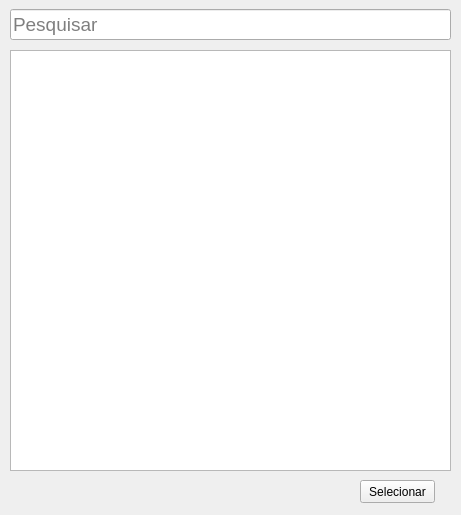
First picture: the form in frms/frm_pesquisarColabRegistro.ui, repository luissantananet/cadastro_colaborador, before the edit.
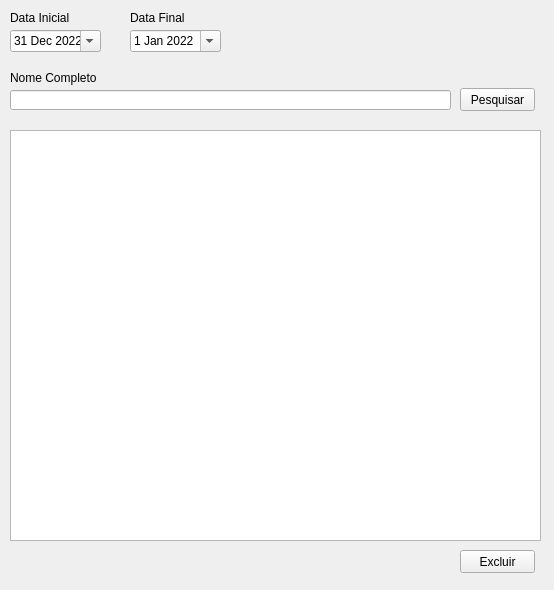
Second picture: the form after the edit.

Diff of the .ui file:
```diff
--- a/frms/frm_pesquisarColabRegistro.ui
+++ b/frms/frm_pesquisarColabRegistro.ui
@@ -1,72 +1,188 @@
 <?xml version="1.0" encoding="UTF-8"?>
 <ui version="4.0">
- <class>MainWindow</class>
- <widget class="QMainWindow" name="MainWindow">
+ <class>Form</class>
+ <widget class="QWidget" name="Form">
   <property name="geometry">
    <rect>
     <x>0</x>
     <y>0</y>
-    <width>461</width>
-    <height>515</height>
+    <width>554</width>
+    <height>590</height>
    </rect>
   </property>
   <property name="minimumSize">
    <size>
-    <width>461</width>
-    <height>515</height>
+    <width>554</width>
+    <height>590</height>
    </size>
   </property>
   <property name="maximumSize">
    <size>
-    <width>461</width>
-    <height>515</height>
+    <width>554</width>
+    <height>590</height>
    </size>
   </property>
   <property name="windowTitle">
+   <string>Registro por Colaborador</string>
+  </property>
+  <widget class="QLabel" name="label_7">
+   <property name="geometry">
+    <rect>
+     <x>10</x>
+     <y>70</y>
+     <width>91</width>
+     <height>16</height>
+    </rect>
+   </property>
+   <property name="text">
+    <string>Nome Completo</string>
+   </property>
+  </widget>
+  <widget class="QPushButton" name="btn_pesquisar">
+   <property name="geometry">
+    <rect>
+     <x>460</x>
+     <y>88</y>
+     <width>75</width>
+     <height>23</height>
+    </rect>
+   </property>
+   <property name="text">
    <string>Pesquisar</string>
   </property>
-  <widget class="QWidget" name="centralwidget">
-   <widget class="QLineEdit" name="edt_pesquisar">
+  </widget>
+  <widget class="QLineEdit" name="edt_nome">
     <property name="geometry">
      <rect>
       <x>10</x>
-      <y>9</y>
+     <y>90</y>
       <width>441</width>
-      <height>31</height>
-     </rect>
-    </property>
-    <property name="font">
-     <font>
-      <pointsize>14</pointsize>
-     </font>
-    </property>
-    <property name="placeholderText">
-     <string>Pesquisar</string>
-    </property>
-   </widget>
-   <widget class="QPushButton" name="btn_selecionar">
+     <height>20</height>
+    </rect>
+   </property>
+  </widget>
+  <widget class="QDateEdit" name="dateinicial">
+   <property name="geometry">
+    <rect>
+     <x>10</x>
+     <y>30</y>
+     <width>91</width>
+     <height>22</height>
+    </rect>
+   </property>
+   <property name="minimumSize">
+    <size>
+     <width>81</width>
+     <height>22</height>
+    </size>
+   </property>
+   <property name="dateTime">
+    <datetime>
+     <hour>21</hour>
+     <minute>0</minute>
+     <second>0</second>
+     <year>2022</year>
+     <month>12</month>
+     <day>31</day>
+    </datetime>
+   </property>
+   <property name="minimumDate">
+    <date>
+     <year>1998</year>
+     <month>12</month>
+     <day>31</day>
+    </date>
+   </property>
+   <property name="calendarPopup">
+    <bool>true</bool>
+   </property>
+   <property name="timeSpec">
+    <enum>Qt::TimeZone</enum>
+   </property>
+  </widget>
+  <widget class="QLabel" name="label">
     <property name="geometry">
      <rect>
-      <x>360</x>
-      <y>480</y>
+     <x>10</x>
+     <y>10</y>
+     <width>111</width>
+     <height>16</height>
+    </rect>
+   </property>
+   <property name="text">
+    <string>Data Inicial</string>
+   </property>
+  </widget>
+  <widget class="QLabel" name="label_2">
+   <property name="geometry">
+    <rect>
+     <x>130</x>
+     <y>10</y>
+     <width>111</width>
+     <height>16</height>
+    </rect>
+   </property>
+   <property name="text">
+    <string>Data Final</string>
+   </property>
+  </widget>
+  <widget class="QPushButton" name="btn_excluir">
+   <property name="geometry">
+    <rect>
+     <x>460</x>
+     <y>550</y>
       <width>75</width>
       <height>23</height>
      </rect>
     </property>
     <property name="text">
-     <string>Selecionar</string>
-    </property>
-   </widget>
-   <widget class="QTableView" name="tableView">
+    <string>Excluir</string>
+   </property>
+  </widget>
+  <widget class="QDateEdit" name="datafinal">
     <property name="geometry">
      <rect>
-      <x>10</x>
-      <y>50</y>
-      <width>441</width>
-      <height>421</height>
-     </rect>
-    </property>
-   </widget>
+     <x>130</x>
+     <y>30</y>
+     <width>91</width>
+     <height>22</height>
+    </rect>
+   </property>
+   <property name="inputMethodHints">
+    <set>Qt::ImhNone</set>
+   </property>
+   <property name="showGroupSeparator" stdset="0">
+    <bool>true</bool>
+   </property>
+   <property name="dateTime">
+    <datetime>
+     <hour>6</hour>
+     <minute>0</minute>
+     <second>0</second>
+     <year>2022</year>
+     <month>1</month>
+     <day>1</day>
+    </datetime>
+   </property>
+   <property name="currentSection">
+    <enum>QDateTimeEdit::MonthSection</enum>
+   </property>
+   <property name="calendarPopup">
+    <bool>true</bool>
+   </property>
+   <property name="timeSpec">
+    <enum>Qt::UTC</enum>
+   </property>
+  </widget>
+  <widget class="QListWidget" name="listWidget">
+   <property name="geometry">
+    <rect>
+     <x>10</x>
+     <y>130</y>
+     <width>531</width>
+     <height>411</height>
+    </rect>
+   </property>
   </widget>
  </widget>
  <resources/>
```
Lines whose indentation alone changed are shown as unchanged.
